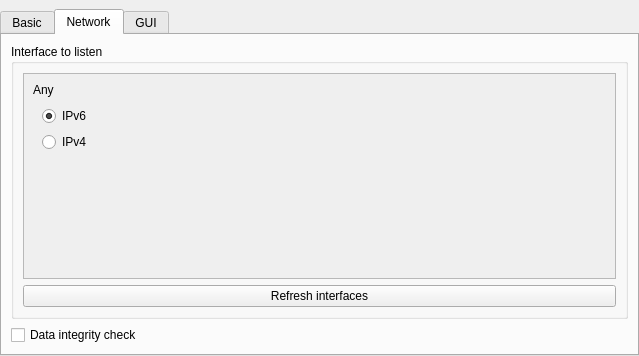
First picture: the form in application/GUI/Settings/SettingsWidget.ui, repository Ummon/D-LAN, before the edit.
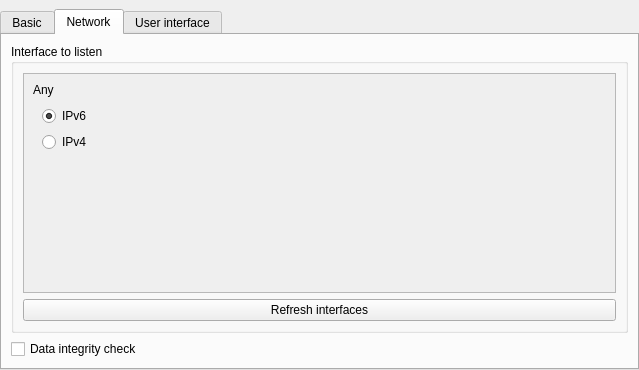
Second picture: the form after the edit. The open tabs and pages were chosen to show the change. Icons and pictures are not drawn.

Commit message: Subsitute the 'GUI' term by 'User interface'.

Diff of the .ui file:
```diff
--- a/application/GUI/Settings/SettingsWidget.ui
+++ b/application/GUI/Settings/SettingsWidget.ui
@@ -7,7 +7,7 @@
     <x>0</x>
     <y>0</y>
     <width>639</width>
-    <height>356</height>
+    <height>370</height>
    </rect>
   </property>
   <property name="windowTitle">
@@ -297,7 +297,7 @@
      </widget>
      <widget class="QWidget" name="tabAdvancedSettings">
       <attribute name="title">
-       <string>GUI</string>
+       <string>User interface</string>
       </attribute>
       <attribute name="toolTip">
        <string>Graphic User Interface</string>
```
Left out of the diff: 4 changed lines with no effect on the pictures. The commit also changes 1 other file.
